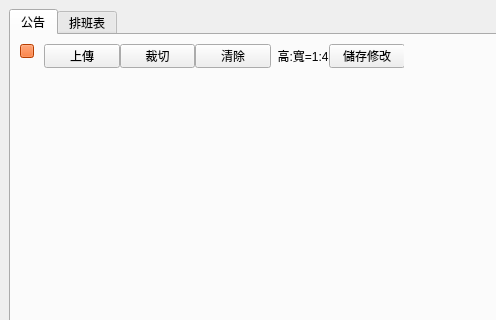
Qt form src/AdbClient/StageHomePage.ui (roger0816/Adb) before a commit; both pictures show x 0 to 496 and y 0 to 320 of the 716 by 453 pixel window.
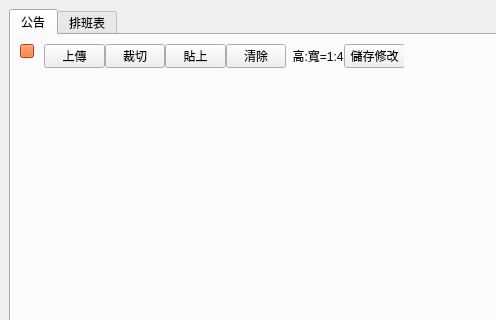
The same form after that commit. Custom widgets are drawn as their Qt base class.

The edit to the form file:
```diff
--- a/src/AdbClient/StageHomePage.ui
+++ b/src/AdbClient/StageHomePage.ui
@@ -119,6 +119,13 @@
                 </property>
                </widget>
               </item>
+              <item>
+               <widget class="QPushButton" name="btn3">
+                <property name="text">
+                 <string>貼上</string>
+                </property>
+               </widget>
+              </item>
               <item>
                <widget class="QPushButton" name="btn1">
                 <property name="styleSheet">
```
